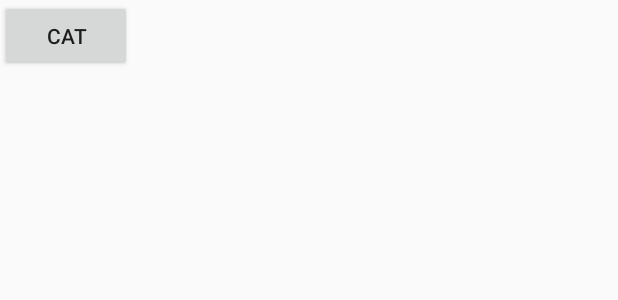
After one commit to ykc415/FlickrSearch, an Android app: the layout button.xml on its own in the app's theme, with its tools: preview values and no code run, on a phone screen of 412 x 824 dp. The commit adds this screen. Shown: the top 300 px of the screen. Run offline under Robolectric (Android 15) with nearby library versions, the phone set to English and light mode, and no system bars.

Commit message:
에폭시 테스트

```diff
--- /dev/null
+++ b/app/src/main/res/layout/button.xml
@@ -0,0 +1,16 @@
+<?xml version="1.0" encoding="utf-8"?>
+<FrameLayout
+        xmlns:android="http://schemas.android.com/apk/res/android"
+        xmlns:app="http://schemas.android.com/apk/res-auto"
+        xmlns:tools="http://schemas.android.com/tools"
+        android:layout_width="wrap_content"
+        android:layout_height="wrap_content">
+
+    <androidx.appcompat.widget.AppCompatButton
+            android:id="@+id/btn"
+            android:layout_height="48dp"
+            android:layout_width="match_parent"
+            android:text="cat"
+            tools:text="cat"/>
+
+</FrameLayout>
--- a/app/src/main/res/layout/fragment_main.xml
+++ b/app/src/main/res/layout/fragment_main.xml
@@ -11,7 +11,7 @@
             android:id="@+id/title"
             android:layout_width="wrap_content"
             android:layout_height="wrap_content"
-            tools:text="Apple"
+            android:text="Apple"
             android:textSize="20sp"
             android:layout_margin="20dp"
             android:textColor="@android:color/black"
```
Also changed, not shown: app/src/main/java/com/example/flickrsearch/ui/main/ButtonModel.kt (added, +37 -0 lines), app/src/main/java/com/example/flickrsearch/ui/main/EpoxyController.kt (deleted, +0 -19 lines), app/src/main/java/com/example/flickrsearch/ui/main/HeaderView.kt (deleted, +0 -31 lines), app/src/main/java/com/example/flickrsearch/ui/main/MainFragment.kt (+18 -38 lines), app/src/main/java/com/example/flickrsearch/ui/main/MyEpoxyController.kt (added, +20 -0 lines), app/src/main/java/com/example/flickrsearch/ui/main/SimpleKotlinModel.kt (added, +18 -0 lines), app/src/main/java/com/example/flickrsearch/utils/KotlinModel.kt (added, +44 -0 lines).
